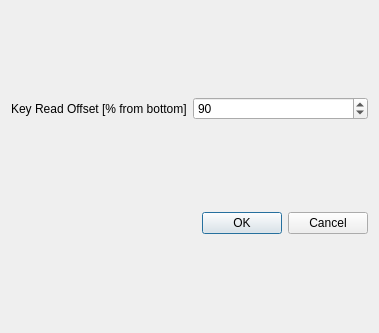
Old version of the form ui/advanced_options.ui in the repository BEANB00ZLED/synthesia_translator.
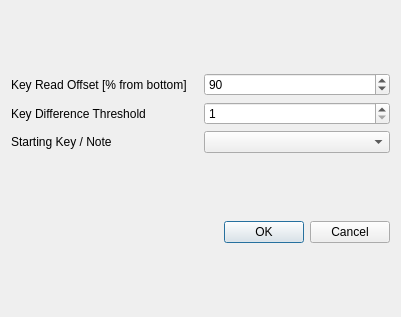
New version of the form.

```diff
--- a/ui/advanced_options.ui
+++ b/ui/advanced_options.ui
@@ -6,8 +6,8 @@
    <rect>
     <x>0</x>
     <y>0</y>
-    <width>379</width>
-    <height>333</height>
+    <width>401</width>
+    <height>317</height>
    </rect>
   </property>
   <property name="windowTitle">
@@ -15,12 +15,37 @@
   </property>
   <layout class="QVBoxLayout" name="verticalLayout_2">
    <item>
+    <layout class="QVBoxLayout" name="verticalLayout_3">
+     <item>
     <layout class="QGridLayout" name="gridLayout">
      <property name="leftMargin">
       <number>0</number>
      </property>
+       <item row="0" column="0">
+        <widget class="QLabel" name="keyOffsetLabel">
+         <property name="text">
+          <string>Key Read Offset [% from bottom]</string>
+         </property>
+        </widget>
+       </item>
+       <item row="1" column="1">
+        <widget class="QSpinBox" name="keyDifferenceThresholdSpinBox">
+         <property name="minimum">
+          <number>1</number>
+         </property>
+         <property name="maximum">
+          <number>244</number>
+         </property>
+        </widget>
+       </item>
      <item row="0" column="1">
       <widget class="QSpinBox" name="keyOffsetSpinBox">
+         <property name="sizePolicy">
+          <sizepolicy hsizetype="Minimum" vsizetype="Fixed">
+           <horstretch>0</horstretch>
+           <verstretch>0</verstretch>
+          </sizepolicy>
+         </property>
        <property name="wrapping">
         <bool>false</bool>
        </property>
@@ -32,12 +57,35 @@
        </property>
       </widget>
      </item>
+       <item row="1" column="0">
+        <widget class="QLabel" name="keyDifferenceThresholdLabel">
+         <property name="text">
+          <string>Key Difference Threshold</string>
+         </property>
+        </widget>
+       </item>
+      </layout>
+     </item>
+     <item>
+      <layout class="QGridLayout" name="gridLayout_2">
      <item row="0" column="0">
-      <widget class="QLabel" name="keyOffsetLabel">
+        <widget class="QLabel" name="startingKeyNoteLabel">
        <property name="text">
-        <string>Key Read Offset [% from bottom]</string>
-       </property>
-      </widget>
+          <string>Starting Key / Note</string>
+         </property>
+        </widget>
+       </item>
+       <item row="0" column="1">
+        <widget class="QComboBox" name="startingKeyNoteComboBox">
+         <property name="sizePolicy">
+          <sizepolicy hsizetype="Minimum" vsizetype="Fixed">
+           <horstretch>0</horstretch>
+           <verstretch>0</verstretch>
+          </sizepolicy>
+         </property>
+        </widget>
+       </item>
+      </layout>
      </item>
     </layout>
    </item>
```
Lines whose indentation alone changed are shown as unchanged.
